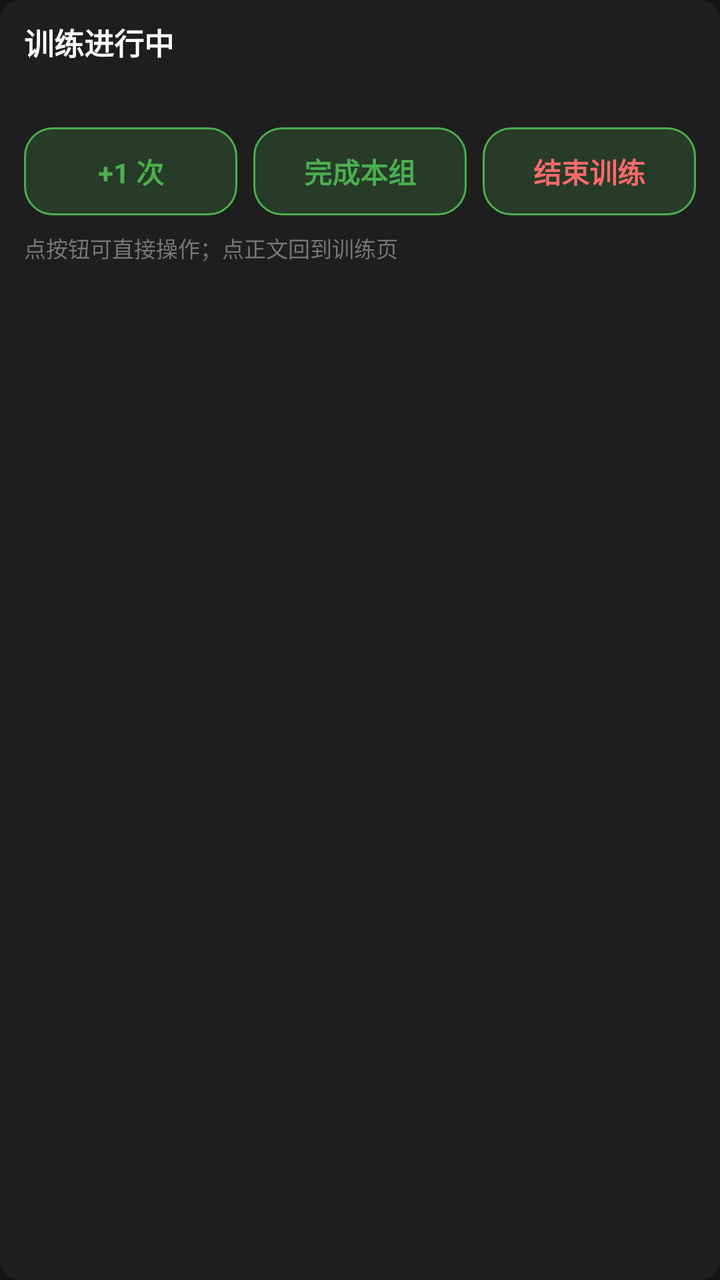
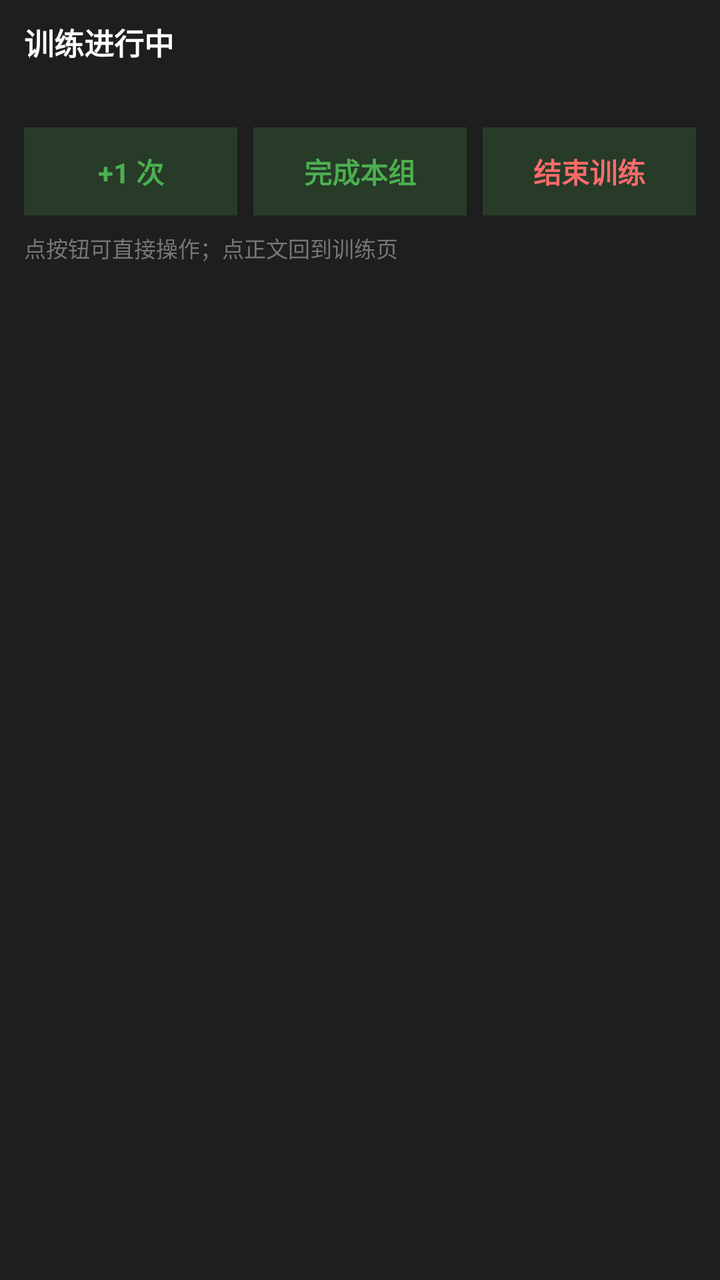

The first picture is an Android layout as it rendered before a commit; the second is the same layout after the commit. The layout source and the unified diff follow.
<!-- AndroidManifest.xml: application theme Theme.TaskAssistant -->
<!-- res/layout/notification_workout_big.xml -->
<?xml version="1.0" encoding="utf-8"?>
<LinearLayout xmlns:android="http://schemas.android.com/apk/res/android"
    android:id="@+id/notification_root"
    android:layout_width="match_parent"
    android:layout_height="wrap_content"
    android:background="@drawable/bg_notification_root"
    android:orientation="vertical"
    android:paddingStart="12dp"
    android:paddingTop="10dp"
    android:paddingEnd="12dp"
    android:paddingBottom="10dp">

    <TextView
        android:id="@+id/notification_title"
        android:layout_width="match_parent"
        android:layout_height="wrap_content"
        android:text="@string/workout_notification_title"
        android:textColor="#FFFFFFFF"
        android:textSize="15sp"
        android:textStyle="bold" />

    <TextView
        android:id="@+id/notification_text"
        android:layout_width="match_parent"
        android:layout_height="wrap_content"
        android:layout_marginTop="4dp"
        android:textColor="#FFB0B0B0"
        android:textSize="13sp" />

    <LinearLayout
        android:layout_width="match_parent"
        android:layout_height="44dp"
        android:layout_marginTop="10dp"
        android:orientation="horizontal">

        <TextView
            android:id="@+id/action_add_rep"
            android:layout_width="0dp"
            android:layout_height="match_parent"
            android:layout_marginEnd="8dp"
            android:layout_weight="1"
            android:background="@drawable/bg_notification_action"
            android:gravity="center"
            android:text="@string/workout_action_add_rep"
            android:textColor="#FF4CAF50"
            android:textSize="14sp"
            android:textStyle="bold" />

        <TextView
            android:id="@+id/action_complete_set"
            android:layout_width="0dp"
            android:layout_height="match_parent"
            android:layout_marginEnd="8dp"
            android:layout_weight="1"
            android:background="@drawable/bg_notification_action"
            android:gravity="center"
            android:text="@string/workout_action_complete"
            android:textColor="#FF4CAF50"
            android:textSize="14sp"
            android:textStyle="bold" />

        <TextView
            android:id="@+id/action_finish"
            android:layout_width="0dp"
            android:layout_height="match_parent"
            android:layout_weight="1"
            android:background="@drawable/bg_notification_action"
            android:gravity="center"
            android:text="@string/workout_notification_stop"
            android:textColor="#FFFF6B6B"
            android:textSize="14sp"
            android:textStyle="bold" />
    </LinearLayout>

    <TextView
        android:layout_width="match_parent"
        android:layout_height="wrap_content"
        android:layout_marginTop="8dp"
        android:text="@string/workout_notification_hint"
        android:textColor="#FF777777"
        android:textSize="11sp" />
</LinearLayout>
<!-- resources referenced by this layout -->
<resources>
  <!-- drawable bg_notification_action (drawable) -->
  <?xml version="1.0" encoding="utf-8"?>
  <shape xmlns:android="http://schemas.android.com/apk/res/android"
      android:shape="rectangle">
      <solid android:color="#334CAF50" />
      <corners android:radius="14dp" />
      <stroke
          android:width="1dp"
          android:color="#FF4CAF50" />
  </shape>
  <!-- drawable bg_notification_root (drawable) -->
  <?xml version="1.0" encoding="utf-8"?>
  <shape xmlns:android="http://schemas.android.com/apk/res/android"
      android:shape="rectangle">
      <solid android:color="#FF1E1E1E" />
      <corners android:radius="10dp" />
  </shape>
  <string name="workout_action_add_rep">+1 次</string>
  <string name="workout_action_complete">完成本组</string>
  <string name="workout_notification_hint">点按钮可直接操作；点正文回到训练页</string>
  <string name="workout_notification_stop">结束训练</string>
  <string name="workout_notification_title">训练进行中</string>
  <style name="Theme.TaskAssistant" parent="android:Theme.Material.NoActionBar">
          <item name="android:statusBarColor">@color/surface_dark</item>
          <item name="android:navigationBarColor">@color/surface_dark</item>
          <item name="android:windowBackground">@color/black_bg</item>
      </style>
  <color name="surface_dark">#FF1E1E1E</color>
  <color name="black_bg">#FF121212</color>
</resources>

<!-- the commit's change to res/layout/notification_workout_big.xml (unified diff, before → after) -->
@@ -3,7 +3,7 @@
     android:id="@+id/notification_root"
     android:layout_width="match_parent"
     android:layout_height="wrap_content"
-    android:background="@drawable/bg_notification_root"
+    android:background="#FF1E1E1E"
     android:orientation="vertical"
     android:paddingStart="12dp"
     android:paddingTop="10dp"
@@ -39,7 +39,7 @@
             android:layout_height="match_parent"
             android:layout_marginEnd="8dp"
             android:layout_weight="1"
-            android:background="@drawable/bg_notification_action"
+            android:background="#334CAF50"
             android:gravity="center"
             android:text="@string/workout_action_add_rep"
             android:textColor="#FF4CAF50"
@@ -52,7 +52,7 @@
             android:layout_height="match_parent"
             android:layout_marginEnd="8dp"
             android:layout_weight="1"
-            android:background="@drawable/bg_notification_action"
+            android:background="#334CAF50"
             android:gravity="center"
             android:text="@string/workout_action_complete"
             android:textColor="#FF4CAF50"
@@ -64,7 +64,7 @@
             android:layout_width="0dp"
             android:layout_height="match_parent"
             android:layout_weight="1"
-            android:background="@drawable/bg_notification_action"
+            android:background="#334CAF50"
             android:gravity="center"
             android:text="@string/workout_notification_stop"
             android:textColor="#FFFF6B6B"
<!-- resource entries referenced after the edit -->
@@ -1,22 +1,5 @@
 <!-- resources referenced by this layout -->
 <resources>
-  <!-- drawable bg_notification_action (drawable) -->
-  <?xml version="1.0" encoding="utf-8"?>
-  <shape xmlns:android="http://schemas.android.com/apk/res/android"
-      android:shape="rectangle">
-      <solid android:color="#334CAF50" />
-      <corners android:radius="14dp" />
-      <stroke
-          android:width="1dp"
-          android:color="#FF4CAF50" />
-  </shape>
-  <!-- drawable bg_notification_root (drawable) -->
-  <?xml version="1.0" encoding="utf-8"?>
-  <shape xmlns:android="http://schemas.android.com/apk/res/android"
-      android:shape="rectangle">
-      <solid android:color="#FF1E1E1E" />
-      <corners android:radius="10dp" />
-  </shape>
   <string name="workout_action_add_rep">+1 次</string>
   <string name="workout_action_complete">完成本组</string>
   <string name="workout_notification_hint">点按钮可直接操作；点正文回到训练页</string>
